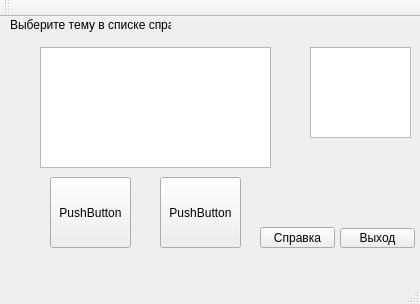
Qt form mainwindow.ui (MikioKyo/Slovar) before a commit.
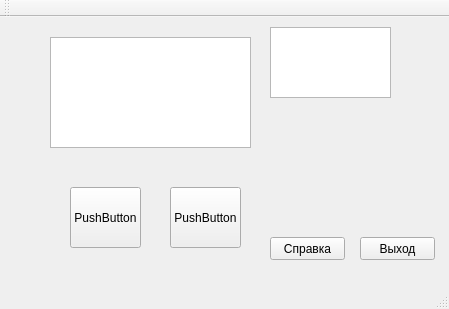
The same form after that commit.

Diff of the .ui file:
```diff
--- a/mainwindow.ui
+++ b/mainwindow.ui
@@ -6,8 +6,8 @@
    <rect>
     <x>0</x>
     <y>0</y>
-    <width>420</width>
-    <height>304</height>
+    <width>449</width>
+    <height>309</height>
    </rect>
   </property>
   <property name="windowTitle">
@@ -20,20 +20,30 @@
    <widget class="QListWidget" name="listWidget">
     <property name="geometry">
      <rect>
-      <x>310</x>
-      <y>30</y>
-      <width>101</width>
-      <height>91</height>
+      <x>270</x>
+      <y>10</y>
+      <width>121</width>
+      <height>71</height>
      </rect>
     </property>
    </widget>
-   <widget class="QPushButton" name="answerButton">
+   <widget class="QTextEdit" name="textEdit">
     <property name="geometry">
      <rect>
       <x>50</x>
-      <y>160</y>
-      <width>81</width>
-      <height>71</height>
+      <y>20</y>
+      <width>201</width>
+      <height>111</height>
+     </rect>
+    </property>
+   </widget>
+   <widget class="QPushButton" name="answerButton">
+    <property name="geometry">
+     <rect>
+      <x>70</x>
+      <y>170</y>
+      <width>71</width>
+      <height>61</height>
      </rect>
     </property>
     <property name="text">
@@ -43,10 +53,10 @@
    <widget class="QPushButton" name="answerButton_2">
     <property name="geometry">
      <rect>
-      <x>160</x>
-      <y>160</y>
-      <width>81</width>
-      <height>71</height>
+      <x>170</x>
+      <y>170</y>
+      <width>71</width>
+      <height>61</height>
      </rect>
     </property>
     <property name="text">
@@ -56,84 +66,28 @@
    <widget class="QPushButton" name="helpButton">
     <property name="geometry">
      <rect>
-      <x>260</x>
-      <y>210</y>
+      <x>270</x>
+      <y>220</y>
       <width>75</width>
-      <height>21</height>
+      <height>23</height>
      </rect>
     </property>
-    <property name="autoFillBackground">
-     <bool>false</bool>
-    </property>
     <property name="text">
      <string>Справка</string>
     </property>
-    <property name="iconSize">
-     <size>
-      <width>50</width>
-      <height>50</height>
-     </size>
-    </property>
    </widget>
    <widget class="QPushButton" name="exitButton">
     <property name="geometry">
      <rect>
-      <x>340</x>
-      <y>211</y>
+      <x>360</x>
+      <y>220</y>
       <width>75</width>
-      <height>20</height>
+      <height>23</height>
      </rect>
     </property>
-    <property name="font">
-     <font>
-      <weight>50</weight>
-      <italic>false</italic>
-      <bold>false</bold>
-      <underline>false</underline>
-      <strikeout>false</strikeout>
-     </font>
-    </property>
-    <property name="cursor">
-     <cursorShape>ArrowCursor</cursorShape>
-    </property>
-    <property name="autoFillBackground">
-     <bool>true</bool>
-    </property>
-    <property name="styleSheet">
-     <string notr="true"/>
-    </property>
     <property name="text">
      <string>Выход</string>
     </property>
-    <property name="iconSize">
-     <size>
-      <width>50</width>
-      <height>50</height>
-     </size>
-    </property>
-   </widget>
-   <widget class="QPlainTextEdit" name="plainTextEdit">
-    <property name="geometry">
-     <rect>
-      <x>40</x>
-      <y>30</y>
-      <width>231</width>
-      <height>121</height>
-     </rect>
-    </property>
-   </widget>
-   <widget class="QLabel" name="label">
-    <property name="geometry">
-     <rect>
-      <x>10</x>
-      <y>0</y>
-      <width>161</width>
-      <height>16</height>
-     </rect>
-    </property>
-    <property name="text">
-     <string>Выберите тему в списке справа</string>
-    </property>
    </widget>
   </widget>
   <widget class="QMenuBar" name="menuBar">
```
Left out of the diff: 7 changed lines with no effect on the pictures.
